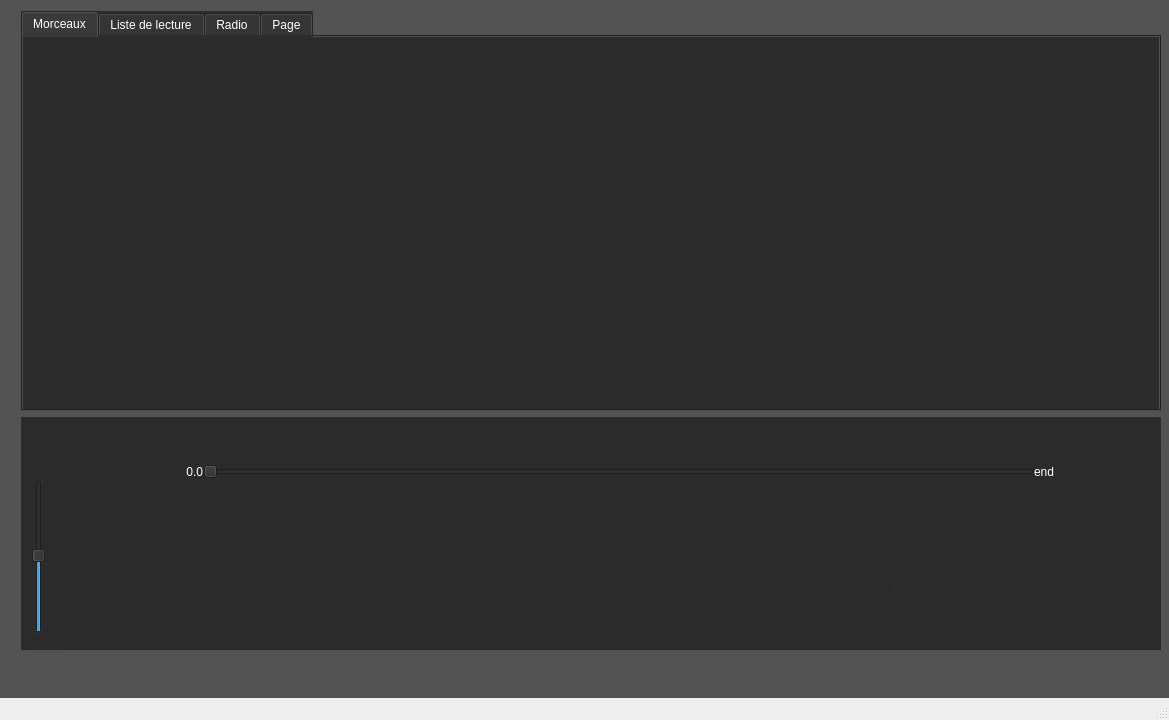
The window that clientrpm/mainwindow.ui (overlord68440/rpm) describes before a commit, drawn with Qt 5.
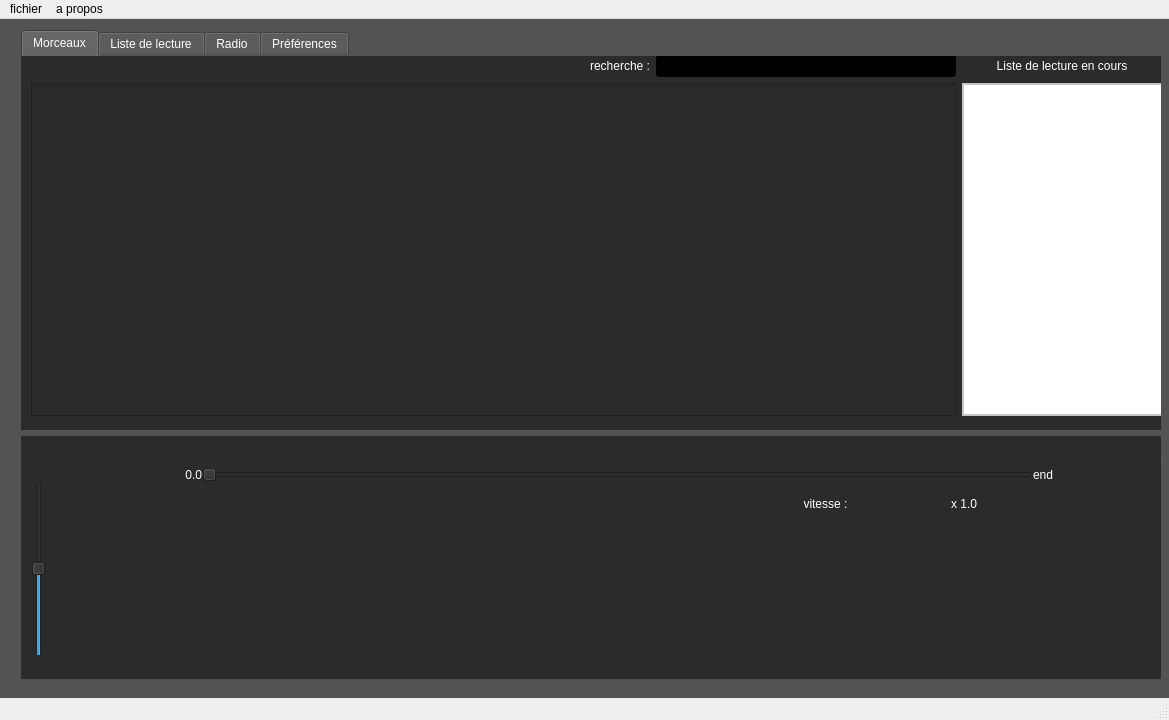
The same window after the commit. Icons and pictures are not drawn.

Commit message: avancée sur le design de l'UI

```diff
--- a/clientrpm/mainwindow.ui
+++ b/clientrpm/mainwindow.ui
@@ -26,7 +26,7 @@
       <x>10</x>
       <y>0</y>
       <width>1151</width>
-      <height>661</height>
+      <height>671</height>
      </rect>
     </property>
     <layout class="QGridLayout" name="gridLayoutMain">
@@ -56,9 +56,9 @@
         <property name="geometry">
          <rect>
           <x>0</x>
-          <y>35</y>
+          <y>20</y>
           <width>1161</width>
-          <height>208</height>
+          <height>226</height>
          </rect>
         </property>
         <layout class="QGridLayout" name="gridLayout_3">
@@ -71,78 +71,6 @@
          <property name="spacing">
           <number>0</number>
          </property>
-         <item row="3" column="8" rowspan="2">
-          <widget class="QPushButton" name="nextSongButton">
-           <property name="text">
-            <string/>
-           </property>
-           <property name="icon">
-            <iconset>
-             <normaloff>../imgIcon/nextSongButton.png</normaloff>../imgIcon/nextSongButton.png</iconset>
-           </property>
-           <property name="iconSize">
-            <size>
-             <width>100</width>
-             <height>100</height>
-            </size>
-           </property>
-          </widget>
-         </item>
-         <item row="3" column="7" rowspan="2">
-          <widget class="QPushButton" name="fastFowardingButton">
-           <property name="enabled">
-            <bool>true</bool>
-           </property>
-           <property name="text">
-            <string/>
-           </property>
-           <property name="icon">
-            <iconset>
-             <normaloff>../imgIcon/fastFowardingButton.png</normaloff>../imgIcon/fastFowardingButton.png</iconset>
-           </property>
-           <property name="iconSize">
-            <size>
-             <width>100</width>
-             <height>100</height>
-            </size>
-           </property>
-          </widget>
-         </item>
-         <item row="3" column="6" rowspan="2">
-          <widget class="QPushButton" name="pushButton_2">
-           <property name="text">
-            <string/>
-           </property>
-           <property name="icon">
-            <iconset>
-             <normaloff>../imgIcon/playButton.png</normaloff>
-             <normalon>../imgIcon/PlayActiveButton.png</normalon>../imgIcon/playButton.png</iconset>
-           </property>
-           <property name="iconSize">
-            <size>
-             <width>100</width>
-             <height>100</height>
-            </size>
-           </property>
-          </widget>
-         </item>
-         <item row="3" column="2" rowspan="2">
-          <widget class="QPushButton" name="previousS">
-           <property name="text">
-            <string/>
-           </property>
-           <property name="icon">
-            <iconset>
-             <normaloff>../imgIcon/previousSongButton.png</normaloff>../imgIcon/previousSongButton.png</iconset>
-           </property>
-           <property name="iconSize">
-            <size>
-             <width>100</width>
-             <height>100</height>
-            </size>
-           </property>
-          </widget>
-         </item>
          <item row="1" column="0" rowspan="4">
           <widget class="QSlider" name="verticalSlider">
            <property name="maximumSize">
@@ -155,7 +83,7 @@
             <enum>Qt::LeftToRight</enum>
            </property>
            <property name="styleSheet">
-            <string notr="true"/>
+            <string notr="true">border : 0px ;</string>
            </property>
            <property name="value">
             <number>50</number>
@@ -163,10 +91,29 @@
            <property name="orientation">
             <enum>Qt::Vertical</enum>
            </property>
+           <property name="tickPosition">
+            <enum>QSlider::NoTicks</enum>
+           </property>
           </widget>
          </item>
-         <item row="3" column="4" rowspan="2">
-          <widget class="QPushButton" name="stopButton">
+         <item row="1" column="7">
+          <widget class="QLabel" name="speedMultLabel">
+           <property name="styleSheet">
+            <string notr="true">border : 0px ;</string>
+           </property>
+           <property name="text">
+            <string>x 1.0</string>
+           </property>
+           <property name="alignment">
+            <set>Qt::AlignCenter</set>
+           </property>
+          </widget>
+         </item>
+         <item row="3" column="8" rowspan="2">
+          <widget class="QPushButton" name="nextSongButton">
+           <property name="styleSheet">
+            <string notr="true">border : 0px ;</string>
+           </property>
            <property name="text">
             <string/>
            </property>
@@ -180,10 +127,19 @@
              <height>100</height>
             </size>
            </property>
+           <property name="checkable">
+            <bool>false</bool>
+           </property>
+           <property name="checked">
+            <bool>false</bool>
+           </property>
+           <property name="flat">
+            <bool>true</bool>
+           </property>
           </widget>
          </item>
          <item row="0" column="1">
-          <widget class="QLabel" name="label">
+          <widget class="QLabel" name="timeLabel">
            <property name="styleSheet">
             <string notr="true">border-width : 0px ;
 color: white ;
@@ -202,6 +158,9 @@
          </item>
          <item row="0" column="0">
           <widget class="QPushButton" name="highVolButton">
+           <property name="styleSheet">
+            <string notr="true">border : 0px ;</string>
+           </property>
            <property name="text">
             <string/>
            </property>
@@ -214,11 +173,152 @@
              <width>40</width>
              <height>40</height>
             </size>
+           </property>
+           <property name="flat">
+            <bool>true</bool>
+           </property>
+          </widget>
+         </item>
+         <item row="3" column="7" rowspan="2">
+          <widget class="QPushButton" name="fastFowardingButton">
+           <property name="enabled">
+            <bool>true</bool>
+           </property>
+           <property name="styleSheet">
+            <string notr="true">border : 0px ;</string>
+           </property>
+           <property name="text">
+            <string/>
+           </property>
+           <property name="icon">
+            <iconset resource="icon.qrc">
+             <normaloff>:/imgIcon/fastFowardingButton.png</normaloff>
+             <normalon>:/imgIcon/fastFowardingButton.png</normalon>:/imgIcon/fastFowardingButton.png</iconset>
+           </property>
+           <property name="iconSize">
+            <size>
+             <width>100</width>
+             <height>100</height>
+            </size>
+           </property>
+           <property name="checkable">
+            <bool>false</bool>
+           </property>
+           <property name="flat">
+            <bool>true</bool>
+           </property>
+          </widget>
+         </item>
+         <item row="3" column="6" rowspan="2">
+          <widget class="QPushButton" name="playButton">
+           <property name="styleSheet">
+            <string notr="true">border : 0px ;</string>
+           </property>
+           <property name="text">
+            <string/>
+           </property>
+           <property name="icon">
+            <iconset resource="icon.qrc">
+             <normaloff>:/imgIcon/playButton.png</normaloff>
+             <normalon>:/imgIcon/PlayActiveButton.png</normalon>:/imgIcon/playButton.png</iconset>
+           </property>
+           <property name="iconSize">
+            <size>
+             <width>100</width>
+             <height>100</height>
+            </size>
+           </property>
+           <property name="checkable">
+            <bool>true</bool>
+           </property>
+           <property name="checked">
+            <bool>false</bool>
+           </property>
+           <property name="autoRepeat">
+            <bool>false</bool>
+           </property>
+           <property name="autoExclusive">
+            <bool>true</bool>
+           </property>
+           <property name="flat">
+            <bool>true</bool>
+           </property>
+          </widget>
+         </item>
+         <item row="3" column="2" rowspan="2">
+          <widget class="QPushButton" name="previousS">
+           <property name="styleSheet">
+            <string notr="true">border : 0px ;</string>
+           </property>
+           <property name="text">
+            <string/>
+           </property>
+           <property name="icon">
+            <iconset resource="icon.qrc">
+             <normaloff>:/imgIcon/previousSongButton.png</normaloff>
+             <normalon>:/imgIcon/previousSongButton.png</normalon>:/imgIcon/previousSongButton.png</iconset>
+           </property>
+           <property name="iconSize">
+            <size>
+             <width>100</width>
+             <height>100</height>
+            </size>
+           </property>
+           <property name="checkable">
+            <bool>false</bool>
+           </property>
+           <property name="flat">
+            <bool>true</bool>
+           </property>
+          </widget>
+         </item>
+         <item row="3" column="4" rowspan="2">
+          <widget class="QPushButton" name="stopButton">
+           <property name="enabled">
+            <bool>true</bool>
+           </property>
+           <property name="mouseTracking">
+            <bool>true</bool>
+           </property>
+           <property name="styleSheet">
+            <string notr="true">border : 0px ;
+</string>
+           </property>
+           <property name="text">
+            <string/>
+           </property>
+           <property name="icon">
+            <iconset resource="icon.qrc">
+             <normaloff>:/imgIcon/stopButton.png</normaloff>
+             <normalon>:/imgIcon/stopButton.png</normalon>
+             <disabledoff>:/imgIcon/stopButton.png</disabledoff>
+             <activeoff>:/imgIcon/stopButton.png</activeoff>:/imgIcon/stopButton.png</iconset>
+           </property>
+           <property name="iconSize">
+            <size>
+             <width>100</width>
+             <height>100</height>
+            </size>
+           </property>
+           <property name="checkable">
+            <bool>true</bool>
+           </property>
+           <property name="checked">
+            <bool>true</bool>
+           </property>
+           <property name="autoExclusive">
+            <bool>true</bool>
+           </property>
+           <property name="flat">
+            <bool>true</bool>
            </property>
           </widget>
          </item>
          <item row="5" column="0">
           <widget class="QPushButton" name="lowVolButton">
+           <property name="styleSheet">
+            <string notr="true">border : 0px ;</string>
+           </property>
            <property name="text">
             <string/>
            </property>
@@ -232,10 +332,20 @@
              <height>40</height>
             </size>
            </property>
+           <property name="flat">
+            <bool>true</bool>
+           </property>
           </widget>
          </item>
          <item row="3" column="3" rowspan="2">
           <widget class="QPushButton" name="backwardButton">
+           <property name="mouseTracking">
+            <bool>true</bool>
+           </property>
+           <property name="styleSheet">
+            <string notr="true">border : 0px ;
+</string>
+           </property>
            <property name="text">
             <string/>
            </property>
@@ -249,17 +359,19 @@
              <height>100</height>
             </size>
            </property>
-          </widget>
-         </item>
-         <item row="1" column="1">
-          <widget class="QPushButton" name="pushButton">
-           <property name="text">
-            <string/>
+           <property name="checkable">
+            <bool>false</bool>
+           </property>
+           <property name="flat">
+            <bool>true</bool>
            </property>
           </widget>
          </item>
          <item row="3" column="5" rowspan="2">
           <widget class="QPushButton" name="pauseButton">
+           <property name="styleSheet">
+            <string notr="true">border: 0px ;</string>
+           </property>
            <property name="text">
             <string/>
            </property>
@@ -273,17 +385,25 @@
              <height>100</height>
             </size>
            </property>
-          </widget>
-         </item>
-         <item row="0" column="2" colspan="6">
-          <widget class="QSlider" name="horizontalSlider">
-           <property name="orientation">
-            <enum>Qt::Horizontal</enum>
+           <property name="checkable">
+            <bool>true</bool>
+           </property>
+           <property name="checked">
+            <bool>false</bool>
+           </property>
+           <property name="autoRepeat">
+            <bool>false</bool>
+           </property>
+           <property name="autoExclusive">
+            <bool>true</bool>
+           </property>
+           <property name="flat">
+            <bool>true</bool>
            </property>
           </widget>
          </item>
          <item row="0" column="8">
-          <widget class="QLabel" name="label_2">
+          <widget class="QLabel" name="maxTimeLabel">
            <property name="styleSheet">
             <string notr="true">border-width : 0px ;
 color : white ;
@@ -300,6 +420,12 @@
          </item>
          <item row="3" column="1" rowspan="2">
           <widget class="QPushButton" name="muteButton">
+           <property name="mouseTracking">
+            <bool>false</bool>
+           </property>
+           <property name="styleSheet">
+            <string notr="true">border : 0px ;</string>
+           </property>
            <property name="text">
             <string/>
            </property>
@@ -312,6 +438,36 @@
              <width>100</width>
              <height>100</height>
             </size>
+           </property>
+           <property name="checkable">
+            <bool>true</bool>
+           </property>
+           <property name="flat">
+            <bool>true</bool>
+           </property>
+          </widget>
+         </item>
+         <item row="1" column="6">
+          <widget class="QLabel" name="speedLabel">
+           <property name="styleSheet">
+            <string notr="true">border : 0px ;
+</string>
+           </property>
+           <property name="text">
+            <string>vitesse :</string>
+           </property>
+           <property name="alignment">
+            <set>Qt::AlignCenter</set>
+           </property>
+          </widget>
+         </item>
+         <item row="0" column="2" colspan="6">
+          <widget class="QSlider" name="ProgressionSlider">
+           <property name="styleSheet">
+            <string notr="true">border : 0px ;</string>
+           </property>
+           <property name="orientation">
+            <enum>Qt::Horizontal</enum>
            </property>
           </widget>
          </item>
@@ -343,10 +499,18 @@
         </size>
        </property>
        <property name="styleSheet">
-        <string notr="true">border-style : solid  ;
-border-width : 1px; 
-background-color : #2d2d2d ;
-color : white ;
+        <string notr="true">
+QTabBar::tab:selected, 
+QTabBar::tab:hover 
+{
+    border-top-color: #ff6500;
+    border-color: #ff6500;
+    color: black;
+    background: qlineargradient(x1: 0, y1: 0, x2: 0, y2: 1, stop: 0 #ff6500, stop: 1 #F0F5F8); 
+} ;
+
+border-color : ff6500 ;
+
 </string>
        </property>
        <property name="currentIndex">
@@ -354,13 +518,172 @@
        </property>
        <widget class="QWidget" name="tabSong">
         <property name="styleSheet">
-         <string notr="true">background-color : #2b2b2b ;</string>
+         <string notr="true">background-color : #2b2b2b ;
+border-color: #2b2b2b ;</string>
         </property>
         <attribute name="title">
          <string>Morceaux</string>
         </attribute>
-        <zorder>gridLayoutWidget_3</zorder>
-        <zorder>muteButton</zorder>
+        <widget class="QWidget" name="gridLayoutWidget">
+         <property name="geometry">
+          <rect>
+           <x>0</x>
+           <y>-1</y>
+           <width>1151</width>
+           <height>361</height>
+          </rect>
+         </property>
+         <layout class="QGridLayout" name="gridLayout">
+          <property name="leftMargin">
+           <number>10</number>
+          </property>
+          <property name="topMargin">
+           <number>0</number>
+          </property>
+          <property name="rightMargin">
+           <number>10</number>
+          </property>
+          <property name="bottomMargin">
+           <number>0</number>
+          </property>
+          <property name="spacing">
+           <number>6</number>
+          </property>
+          <item row="1" column="2">
+           <widget class="QScrollArea" name="scrollArea_2">
+            <property name="maximumSize">
+             <size>
+              <width>200</width>
+              <height>16777215</height>
+             </size>
+            </property>
+            <property name="styleSheet">
+             <string notr="true">background-color : white ;
+border-color : #2d2d2d ;
+</string>
+            </property>
+            <property name="widgetResizable">
+             <bool>true</bool>
+            </property>
+            <widget class="QWidget" name="scrollAreaWidgetContents_2">
+             <property name="geometry">
+              <rect>
+               <x>0</x>
+               <y>0</y>
+               <width>198</width>
+               <height>322</height>
+              </rect>
+             </property>
+             <property name="styleSheet">
+              <string notr="true">border-color : #2d2d2d ;</string>
+             </property>
+             <widget class="QListView" name="listView">
+              <property name="geometry">
+               <rect>
+                <x>0</x>
+                <y>0</y>
+                <width>201</width>
+                <height>331</height>
+               </rect>
+              </property>
+              <property name="styleSheet">
+               <string notr="true">border-color: #2b2b2b ;</string>
+              </property>
+             </widget>
+            </widget>
+           </widget>
+          </item>
+          <item row="0" column="1">
+           <widget class="QLineEdit" name="lineEdit">
+            <property name="maximumSize">
+             <size>
+              <width>300</width>
+              <height>16777215</height>
+             </size>
+            </property>
+            <property name="styleSheet">
+             <string notr="true">border-color: #2b2b2b ;
+background-color :black ;</string>
+            </property>
+            <property name="text">
+             <string/>
+            </property>
+            <property name="alignment">
+             <set>Qt::AlignRight|Qt::AlignTrailing|Qt::AlignVCenter</set>
+            </property>
+           </widget>
+          </item>
+          <item row="0" column="0">
+           <widget class="QLabel" name="label">
+            <property name="styleSheet">
+             <string notr="true">border-color: #2b2b2b ;</string>
+            </property>
+            <property name="text">
+             <string>recherche :</string>
+            </property>
+            <property name="alignment">
+             <set>Qt::AlignRight|Qt::AlignTrailing|Qt::AlignVCenter</set>
+            </property>
+           </widget>
+          </item>
+          <item row="1" column="0" colspan="2">
+           <widget class="QScrollArea" name="scrollArea">
+            <property name="maximumSize">
+             <size>
+              <width>16777215</width>
+              <height>16777215</height>
+             </size>
+            </property>
+            <property name="styleSheet">
+             <string notr="true">border-color: #2b2b2b ;
+</string>
+            </property>
+            <property name="widgetResizable">
+             <bool>true</bool>
+            </property>
+            <widget class="QWidget" name="scrollAreaWidgetContents">
+             <property name="geometry">
+              <rect>
+               <x>0</x>
+               <y>0</y>
+               <width>923</width>
+               <height>322</height>
+              </rect>
+             </property>
+             <property name="styleSheet">
+              <string notr="true">border-color: #2b2b2b ;</string>
+             </property>
+             <widget class="QTableWidget" name="tableWidget_2">
+              <property name="geometry">
+               <rect>
+                <x>-5</x>
+                <y>1</y>
+                <width>941</width>
+                <height>341</height>
+               </rect>
+              </property>
+              <property name="styleSheet">
+               <string notr="true">border-color: #2b2b2b ;</string>
+              </property>
+             </widget>
+            </widget>
+           </widget>
+          </item>
+          <item row="0" column="2">
+           <widget class="QLabel" name="label_2">
+            <property name="styleSheet">
+             <string notr="true">border-color: #2b2b2b ;</string>
+            </property>
+            <property name="text">
+             <string>Liste de lecture en cours</string>
+            </property>
+            <property name="alignment">
+             <set>Qt::AlignCenter</set>
+            </property>
+           </widget>
+          </item>
+         </layout>
+        </widget>
        </widget>
        <widget class="QWidget" name="tabPlaylist">
         <property name="styleSheet">
@@ -383,7 +706,7 @@
          <string notr="true">background-color : #2b2b2b ;</string>
         </property>
         <attribute name="title">
-         <string>Page</string>
+         <string>Préférences</string>
         </attribute>
        </widget>
       </widget>
@@ -400,6 +723,19 @@
      <height>23</height>
     </rect>
    </property>
+   <widget class="QMenu" name="menufichier">
+    <property name="title">
+     <string>fichier</string>
+    </property>
+    <addaction name="actionquit"/>
+   </widget>
+   <widget class="QMenu" name="menua_propos">
+    <property name="title">
+     <string>a propos</string>
+    </property>
+   </widget>
+   <addaction name="menufichier"/>
+   <addaction name="menua_propos"/>
   </widget>
   <widget class="QStatusBar" name="statusBar"/>
  </widget>
```
Left out of the diff: 132 changed lines with no effect on the pictures. The commit also changes 4 other files.
